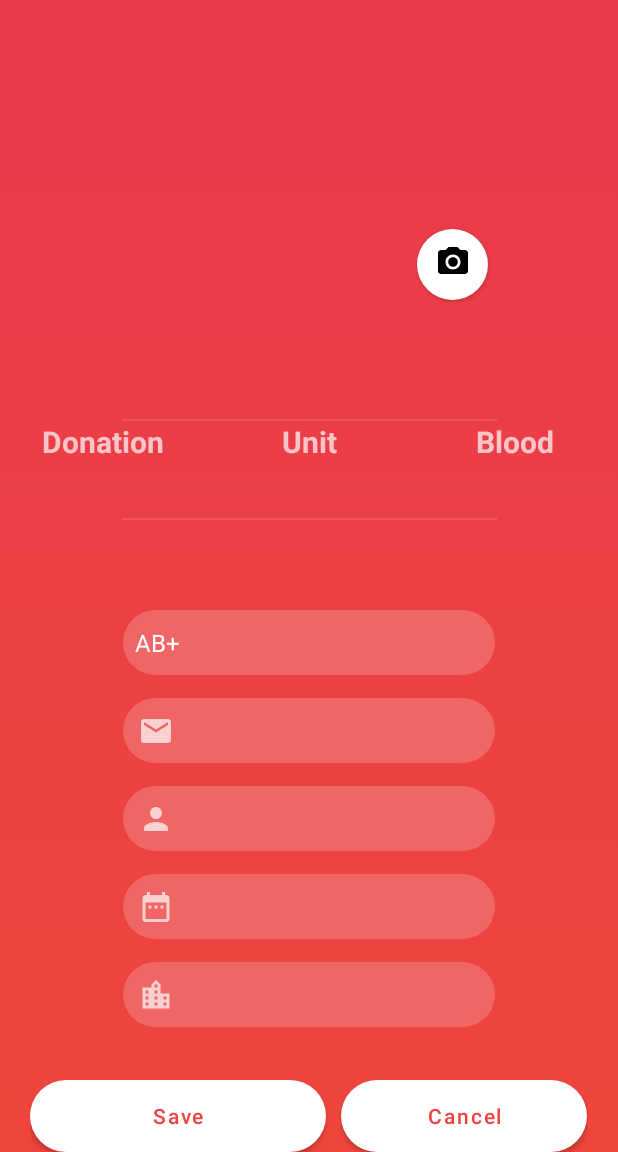
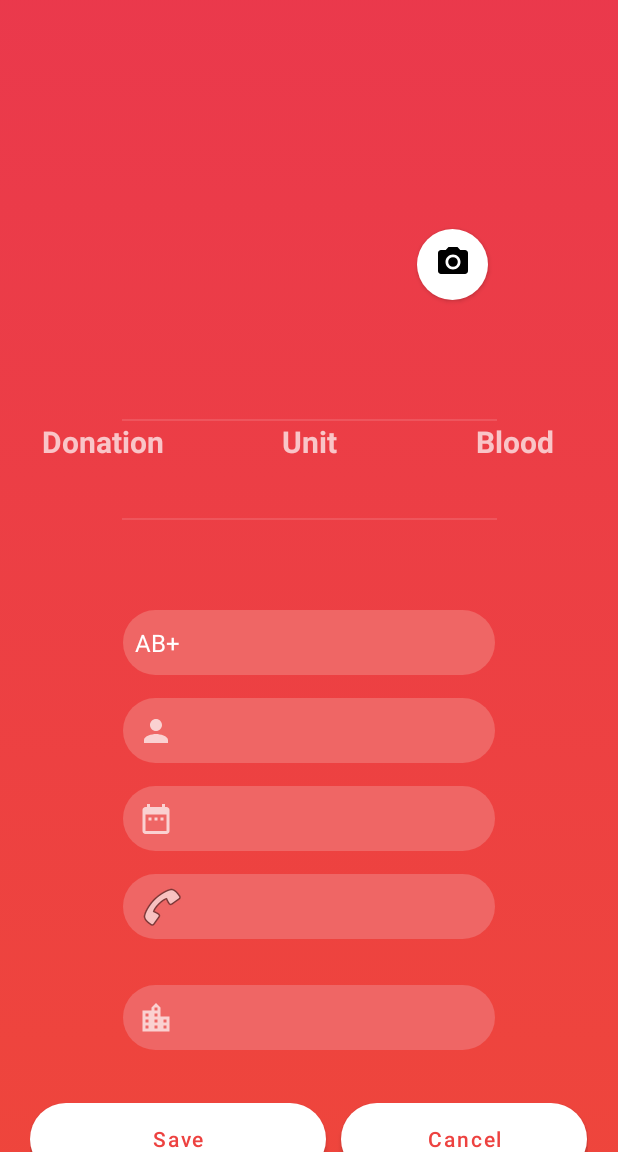
Before and after one commit to BloodMatch/AndroidApp, an Android app: the ProfileActivity screen opened directly, with no data from a screen before it, after a tap on "Update", on a phone screen of 412 x 824 dp, the part 84-1236 px from its top. Run offline under Robolectric (Android 15) with nearby library versions, the phone set to English and light mode, and no system bars; our stand-ins replace CircleImageView, Firebase (no records; nobody signed in at launch, a user with empty details on screens opened directly); 14 statements that could not run were skipped.

Commit message:
fixing bugs + adapt profile

```diff
--- a/app/src/main/java/com/example/bloodmatch/DisplayProfileFragment.java
+++ b/app/src/main/java/com/example/bloodmatch/DisplayProfileFragment.java
@@ -23,7 +23,7 @@ public class DisplayProfileFragment extends Fragment {
     private FirebaseAuth mAuth;
     private DonorModel donor;
 
-    private TextView tvemail, tvcin, tvgender, tvbirthDate, tvcity;
+    private TextView tvemail, tvcin , tvphone, tvgender, tvbirthDate, tvcity;
     private Button updateButton;
 
     private View.OnClickListener changeFaragment;
@@ -59,6 +59,7 @@ public class DisplayProfileFragment extends Fragment {
         tvgender = getView().findViewById(R.id.tvgender);
         tvbirthDate = getView().findViewById(R.id.tvbirthDate);
         tvcity = getView().findViewById(R.id.tvcity);
+        tvphone = getView().findViewById(R.id.tvphone);
         updateButton = getView().findViewById(R.id.button_update);
 
         changeFaragment = v -> {
@@ -73,8 +74,9 @@ public class DisplayProfileFragment extends Fragment {
         tvemail.setText(user.getEmail());
         tvcin.setText(donor.getCin());
         tvbirthDate.setText(donor.getBirthDate());
+        tvgender.setText(donor.getGender());
+        tvphone.setText(donor.getPhoneNumber());
         tvcity.setText(donor.getCity());
-        tvgender.setText(donor.getGender());
 
         updateButton.setOnClickListener(changeFaragment);
     }
--- a/app/src/main/java/com/example/bloodmatch/ProfileActivity.java
+++ b/app/src/main/java/com/example/bloodmatch/ProfileActivity.java
@@ -74,9 +74,9 @@ public class ProfileActivity extends BaseActivity implements PopupMenu.OnMenuIte
                     @Override
                     public void onSuccess(DocumentSnapshot documentSnapshot) {
                         DonorModel donor = documentSnapshot.toObject(DonorModel.class);
-                        tvdonation.setText(donor.getFrequency().toString());
+                        tvdonation.setText(String.valueOf( donor.getDonation().getFrequency().toString()));
                         tvboold.setText(donor.getBlood().toString());
-                        tvunit.setText(donor.getQuantity().toString());
+                        tvunit.setText(String.valueOf(donor.getDonation().getQuantity().toString()));
                         loadFragment(donor);
                     }
                 });
--- a/app/src/main/java/com/example/bloodmatch/UpdateProfileFragment.java
+++ b/app/src/main/java/com/example/bloodmatch/UpdateProfileFragment.java
@@ -29,7 +29,7 @@ public class UpdateProfileFragment extends Fragment implements AdapterView.OnIte
     private FirebaseAuth mAuth;
     private DonorModel donor;
     private Button saveButton, cancelButton;
-    private EditText edemail, edcin, edbirthday, edcity;
+    private EditText  edcin, edbirthday, edcity, edphone;
     private Spinner spinnerBlood;
     private View.OnClickListener updateDonor, cancel;
 
@@ -61,10 +61,10 @@ public class UpdateProfileFragment extends Fragment implements AdapterView.OnIte
 
         saveButton = getView().findViewById(R.id.button_save);
         cancelButton = getView().findViewById(R.id.button_cancel);
-        edemail = getView().findViewById(R.id.edemail);
         edcin = getView().findViewById(R.id.edcin);
         edbirthday = getView().findViewById(R.id.edbirthday);
         edcity = getView().findViewById(R.id.edcity);
+        edphone = getView().findViewById(R.id.edphone);
 
         spinnerBlood = getView().findViewById(R.id.blood_spinner);
         ArrayAdapter<CharSequence> adapter = ArrayAdapter.createFromResource(getActivity(), R.array.bloodGroups, android.R.layout.simple_spinner_item);
@@ -77,12 +77,7 @@ public class UpdateProfileFragment extends Fragment implements AdapterView.OnIte
         bindInputs(user);
 
         updateDonor = v -> {
-            String email, city, birthday, cin;
-            email = edemail.getText().toString();
-            if( email.isEmpty() ){
-                edemail.setError("Please enter an email");
-                return;
-            }
+            String  city, birthday, cin, phone;
 
             city = edcity.getText().toString();
             if( city.isEmpty() ){
@@ -98,13 +93,20 @@ public class UpdateProfileFragment extends Fragment implements AdapterView.OnIte
 
             cin = edcin.getText().toString();
             if( cin.isEmpty() ){
-                edemail.setError("Please enter your Cin");
+                edcin.setError("Please enter your Cin");
+                return;
+            }
+
+            phone = edphone.getText().toString();
+            if( phone.isEmpty() ){
+                edphone.setError("Please enter your Phone number");
                 return;
             }
 
             donor.setCin(cin);
             donor.setBirthDate(birthday);
             donor.setCity(city);
+            donor.setPhoneNumber(phone);
 
             DonorCollection donorCollection = new DonorCollection(donor);
 
@@ -130,10 +132,10 @@ public class UpdateProfileFragment extends Fragment implements AdapterView.OnIte
     }
 
     private void bindInputs(FirebaseUser user){
-        edemail.setText(user.getEmail());
         edbirthday.setText(donor.getBirthDate());
         edcin.setText(donor.getCin());
         edcity.setText(donor.getCity());
+        edphone.setText(donor.getPhoneNumber());
     }
 
     private void switchFragment(DonorModel donor){
--- a/app/src/main/res/layout/fragment_update_profile.xml
+++ b/app/src/main/res/layout/fragment_update_profile.xml
@@ -18,22 +18,6 @@
             android:layout_marginTop="20dp"
             android:background="@drawable/bg_input_light_red"
             android:layout_gravity="center"/>
-
-        <EditText
-            android:id="@+id/edemail"
-            android:layout_width="248dp"
-            android:layout_height="43dp"
-            android:layout_marginLeft="20dp"
-            android:layout_marginTop="15dp"
-            android:layout_marginRight="20dp"
-            android:layout_gravity="center"
-            android:drawableStart="@drawable/ic_baseline_email_24"
-            android:drawablePadding="10dp"
-            android:autofillHints=""
-            android:background="@drawable/bg_input_light_red"
-            android:inputType="textEmailAddress"
-            android:padding="10dp"
-            android:textColorHint="@color/white" />
 
         <EditText
             android:id="@+id/edcin"
@@ -64,6 +48,23 @@
             android:autofillHints=""
             android:background="@drawable/bg_input_light_red"
             android:inputType="date"
+            android:padding="10dp"
+            android:textColorHint="@color/white" />
+
+        <EditText
+            android:id="@+id/edphone"
+            android:layout_width="248dp"
+            android:layout_height="43dp"
+            android:layout_gravity="center"
+            android:layout_marginLeft="20dp"
+            android:layout_marginTop="15dp"
+            android:layout_marginRight="20dp"
+            android:layout_marginBottom="15dp"
+            android:autofillHints=""
+            android:background="@drawable/bg_input_light_red"
+            android:drawableStart="@android:drawable/ic_menu_call"
+            android:drawablePadding="10dp"
+            android:inputType="text"
             android:padding="10dp"
             android:textColorHint="@color/white" />
 
```
Also changed, not shown: app/src/main/java/com/example/bloodmatch/RegisterActivity.java (+10 -6 lines), app/src/main/java/com/example/bloodmatch/model/Blood.java (+38 -0 lines), app/src/main/java/com/example/bloodmatch/model/DonorModel.java (+37 -17 lines), app/src/main/java/com/example/bloodmatch/model/UserModel.java (+1 -9 lines), app/src/main/res/layout/fragment_display_profile.xml (+10 -0 lines).
